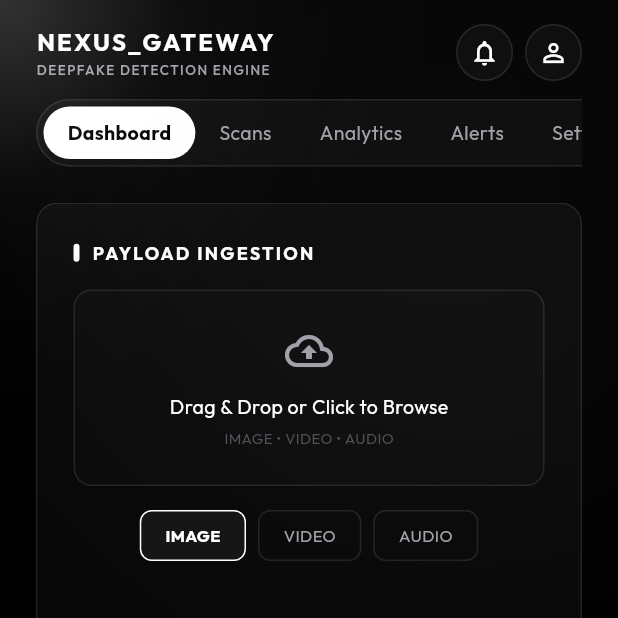
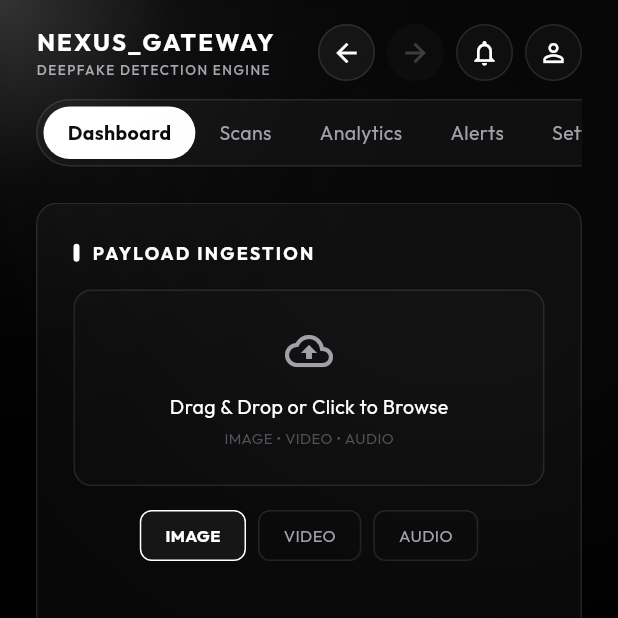
Before and after one commit to kushagra7-hack/deepfake-auth-hack2skill, a Flutter app: the DashboardScreen screen opened by its route, on a phone screen of 412 x 824 dp, the top half of it. Run offline on Flutter 3.47's test engine with Material 3 defaults, Android fonts, the phone set to English and light mode, and no system bars; our stand-ins replace file_picker, firebase_auth, firebase_core, flutter_spinkit, google_fonts, google_sign_in and 2 more; accounts and stored records are empty; network calls fail.

Commit message:
feat: implement browser-like navigation buttons and fix back-to-landing navigation stack

```diff
--- a/flutter-client/lib/screens/dashboard_screen.dart
+++ b/flutter-client/lib/screens/dashboard_screen.dart
@@ -11,7 +11,7 @@ import 'package:flutter_spinkit/flutter_spinkit.dart';
 import '../widgets/trust_button.dart';
 import '../services/auth_service.dart';
 import '../services/api_service.dart';
-
+import '../widgets/browser_nav_buttons.dart';
 // ── DESIGN SYSTEM ─────────────────────────────────────────────────────────────
 const kPureBlack = Color(0xFF000000);
 const kGlassBg = Color(0x08FFFFFF); // rgba(255,255,255,0.03)
@@ -435,6 +435,8 @@ class _DashboardScreenState extends State<DashboardScreen>
                 ),
                 Row(
                   children: [
+                    const BrowserNavButtons(),
+                    const SizedBox(width: 8),
                     _buildIconButton(Icons.notifications_outlined, () => setState(() => _navIndex = 3)),
                     const SizedBox(width: 8),
                     _buildIconButton(Icons.person_outline, () => setState(() => _navIndex = 4)),
@@ -487,12 +489,14 @@ class _DashboardScreenState extends State<DashboardScreen>
 
           // Actions
           SizedBox(
-            width: 250,
+            width: 300,
             child: Wrap(
               spacing: 16.0,
               runSpacing: 16.0,
               alignment: WrapAlignment.end,
+              crossAxisAlignment: WrapCrossAlignment.center,
               children: [
+                const BrowserNavButtons(),
                 _buildIconButton(Icons.notifications_outlined, () => setState(() => _navIndex = 3)),
                 _buildIconButton(Icons.person_outline, () => setState(() => _navIndex = 4)),
               ],
--- /dev/null
+++ b/flutter-client/lib/widgets/browser_nav_buttons.dart
@@ -0,0 +1,94 @@
+import 'package:flutter/material.dart';
+import '../services/navigation_service.dart';
+
+class BrowserNavButtons extends StatelessWidget {
+  const BrowserNavButtons({super.key});
+
+  @override
+  Widget build(BuildContext context) {
+    return ListenableBuilder(
+      listenable: NavigationService.instance,
+      builder: (context, child) {
+        final canGoBack = NavigationService.instance.canGoBack;
+        final canGoForward = NavigationService.instance.canGoForward;
+
+        return Row(
+          mainAxisSize: MainAxisSize.min,
+          children: [
+            _NavIconButton(
+              icon: Icons.arrow_back,
+              isEnabled: canGoBack,
+              onPressed: NavigationService.instance.goBack,
+            ),
+            const SizedBox(width: 8),
+            _NavIconButton(
+              icon: Icons.arrow_forward,
+              isEnabled: canGoForward,
+              onPressed: NavigationService.instance.goForward,
+            ),
+          ],
+        );
+      },
+    );
+  }
+}
+
+class _NavIconButton extends StatefulWidget {
+  final IconData icon;
+  final bool isEnabled;
+  final VoidCallback onPressed;
+
+  const _NavIconButton({
+    required this.icon,
+    required this.isEnabled,
+    required this.onPressed,
+  });
+
+  @override
+  State<_NavIconButton> createState() => _NavIconButtonState();
+}
+
+class _NavIconButtonState extends State<_NavIconButton> {
+  bool _isHovered = false;
+
+  @override
+  Widget build(BuildContext context) {
+    return MouseRegion(
+      onEnter: (_) => setState(() => _isHovered = true),
+      onExit: (_) => setState(() => _isHovered = false),
+      cursor: widget.isEnabled ? SystemMouseCursors.click : SystemMouseCursors.basic,
+      child: GestureDetector(
+        onTap: widget.isEnabled ? widget.onPressed : null,
+        child: AnimatedContainer(
+          duration: const Duration(milliseconds: 200),
+          padding: const EdgeInsets.all(8),
+          decoration: BoxDecoration(
+            shape: BoxShape.circle,
+            border: Border.all(
+              color: widget.isEnabled
+                  ? (_isHovered ? Colors.white.withOpacity(0.5) : Colors.white.withOpacity(0.1))
+                  : Colors.transparent,
+            ),
+            color: widget.isEnabled
+                ? (_isHovered ? Colors.white.withOpacity(0.1) : Colors.white.withOpacity(0.05))
+                : Colors.white.withOpacity(0.02),
+            boxShadow: _isHovered && widget.isEnabled
+                ? [
+                    BoxShadow(
+                      color: Colors.white.withOpacity(0.1),
+                      blurRadius: 8,
+                      spreadRadius: 2,
+                    )
+                  ]
+                : [],
+          ),
+          child: Icon(
+            widget.icon,
+            size: 20,
+            color: widget.isEnabled ? Colors.white : Colors.white.withOpacity(0.2),
+          ),
+        ),
+      ),
+    );
+  }
+}
```
Also changed, not shown: flutter-client/lib/main.dart (+6 -31 lines), flutter-client/lib/screens/landing_screen.dart (+4 -4 lines), flutter-client/lib/screens/login_screen.dart (+10 -0 lines), flutter-client/lib/services/navigation_service.dart (added, +89 -0 lines).
